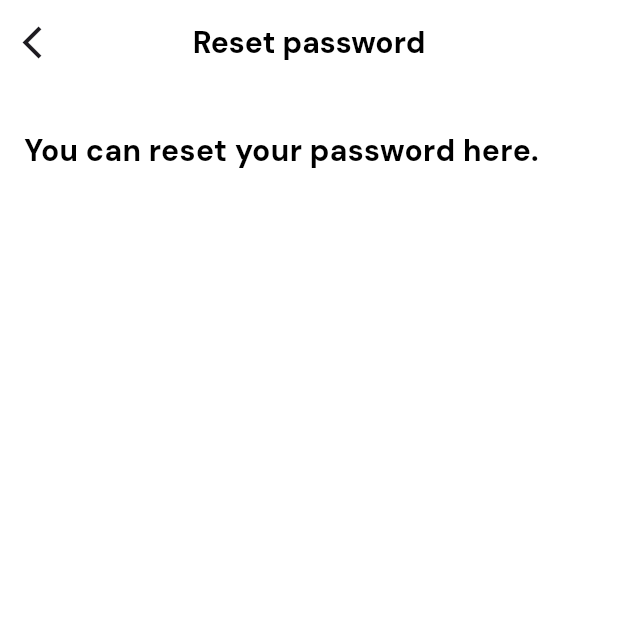
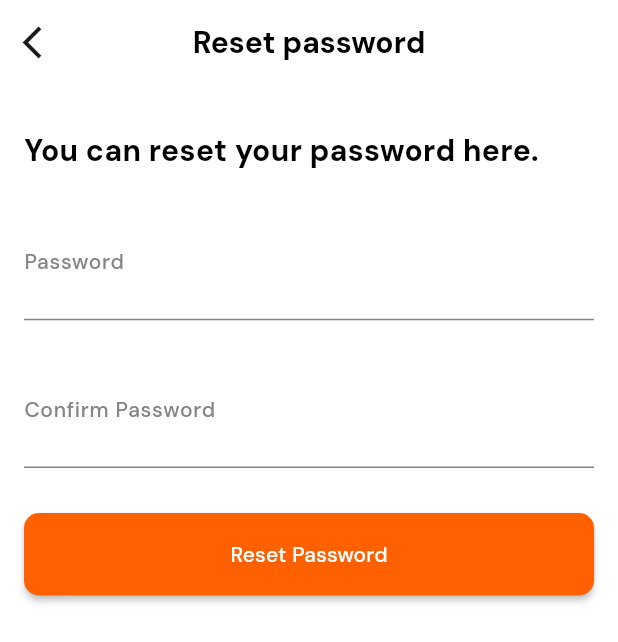
Before and after one commit to FlutterZawya/Talabat_App, a Flutter app: the VerifyCodeView screen opened by its route, after a tap on "Proceed", on a phone screen of 412 x 824 dp. Shown: the top 642 px of the screen. Run offline on Flutter 3.47's test engine with Material 3 defaults, Android fonts, the phone set to English and light mode, and no system bars; our stand-ins replace device_preview, flutter_spinkit, flutter_svg, go_router, pinput.

Commit message:
Reset Password View [Done]

```diff
--- a/lib/features/auth/presentation/views/widgets/custom_password_text_from.dart
+++ b/lib/features/auth/presentation/views/widgets/custom_password_text_from.dart
@@ -5,8 +5,9 @@ import 'package:talabat_app/core/utils/widgets/custom_text_form_field.dart';
 class CustomPasswordTextFormField extends StatefulWidget {
   const CustomPasswordTextFormField({
     super.key,
+    this.labelText,
   });
-
+  final String? labelText;
   @override
   State<CustomPasswordTextFormField> createState() =>
       _CustomPasswordTextFormFieldState();
@@ -20,7 +21,7 @@ class _CustomPasswordTextFormFieldState
   @override
   Widget build(BuildContext context) {
     return CustomTextFormField(
-      labelText: 'Password',
+      labelText:widget.labelText ?? 'Password',
       obscureText: obscure,
       controller: passwordController,
       suffix: IconButton(
--- /dev/null
+++ b/lib/features/auth/presentation/views/widgets/reset_password_form.dart
@@ -0,0 +1,28 @@
+import 'package:flutter/material.dart';
+
+import '../../../../../core/utils/widgets/custom_button.dart';
+import 'custom_password_text_from.dart';
+
+class ResetPasswordForm extends StatelessWidget {
+  const ResetPasswordForm({super.key});
+
+  @override
+  Widget build(BuildContext context) {
+    return Form(
+      child: Column(
+        children: [
+          CustomPasswordTextFormField(),
+          SizedBox(height: 20),
+          CustomPasswordTextFormField(
+            labelText: 'Confirm Password',
+          ),
+          SizedBox(height: 30),
+          CustomButton(
+            text: 'Reset Password',
+            onPressed: () {},
+          ),
+        ],
+      ),
+    );
+  }
+}
--- a/lib/features/auth/presentation/views/widgets/reset_password_view_body.dart
+++ b/lib/features/auth/presentation/views/widgets/reset_password_view_body.dart
@@ -1,6 +1,7 @@
 import 'package:flutter/material.dart';
 
 import '../../../../../core/utils/styles/app_styles.dart';
+import 'reset_password_form.dart';
 
 class ResetPasswordViewBody extends StatelessWidget {
   const ResetPasswordViewBody({super.key});
@@ -14,13 +15,17 @@ class ResetPasswordViewBody extends StatelessWidget {
           SizedBox(
             height: 30,
           ),
-          Text(
-            'You can reset your password here.',
-            style: AppStyles.bold20,
+          SizedBox(
+            width: double.infinity,
+            child: Text(
+              'You can reset your password here.',
+              style: AppStyles.bold20,
+            ),
           ),
           SizedBox(
             height: 20,
           ),
+          ResetPasswordForm(),
         ],
       ),
     );
--- a/lib/features/auth/presentation/views/widgets/verify_code_view_body.dart
+++ b/lib/features/auth/presentation/views/widgets/verify_code_view_body.dart
@@ -29,7 +29,7 @@ class VerifyCodeViewBody extends StatelessWidget {
             },
             onTapProceed: () {
               log('code');
-              GoRouter.of(context).push(AppRoutes.resetPasswordView);
+              GoRouter.of(context).pushReplacement(AppRoutes.resetPasswordView);
             },
           ),
         ],
```
